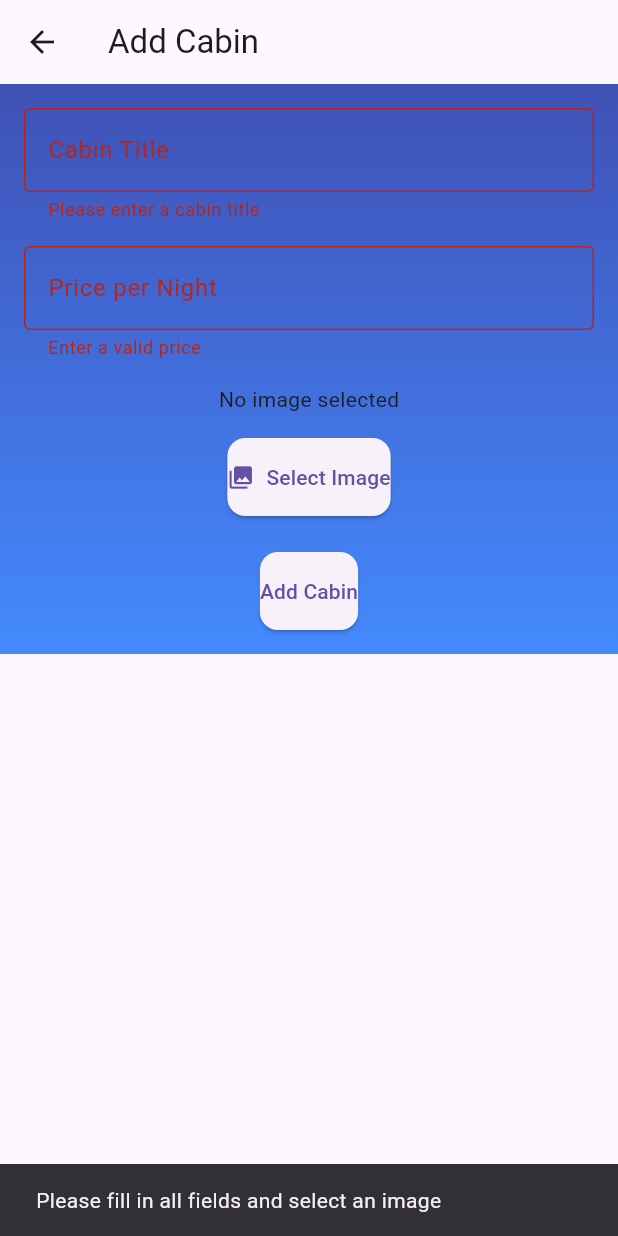
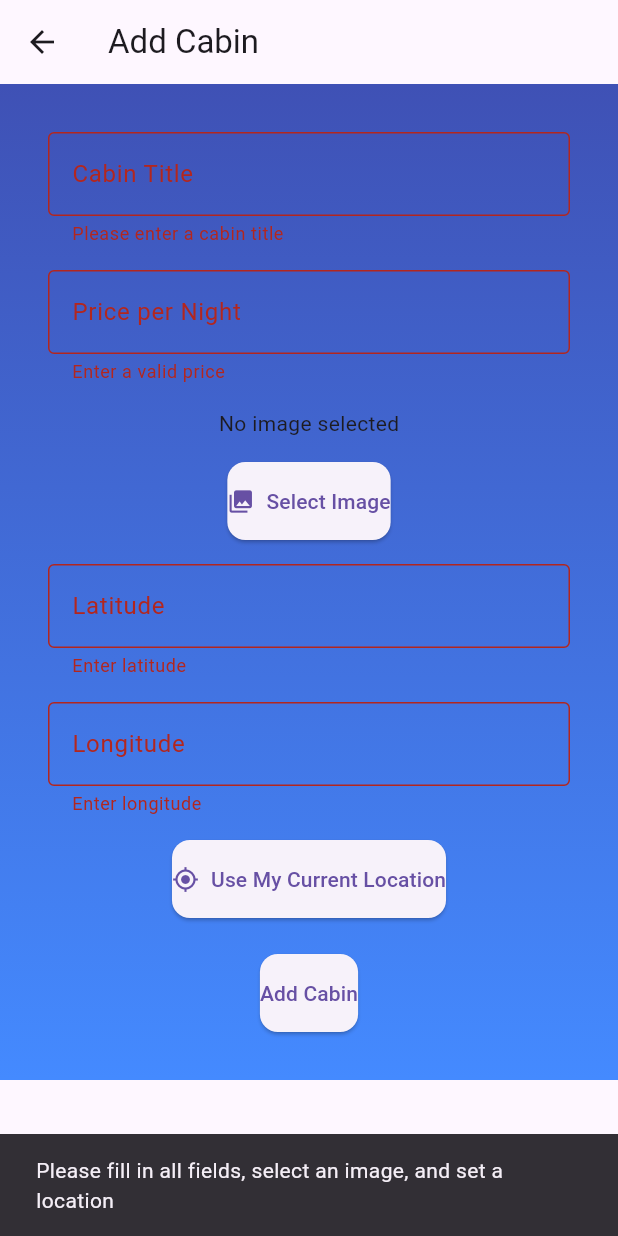
Before and after one commit to SiberiusBro/aframe_rentals, a Flutter app: the AddCabinScreen screen opened by its route, after a tap on "Add Cabin", on a phone screen of 412 x 824 dp. Run offline on Flutter 3.47's test engine with Material 3 defaults, Android fonts, the phone set to English and light mode, and no system bars; our stand-ins replace firebase_auth, firebase_core, firebase_database, firebase_storage, geolocator, image_picker; accounts and stored records are empty.

```diff
--- a/lib/screens/add_cabin_screen.dart
+++ b/lib/screens/add_cabin_screen.dart
@@ -4,6 +4,7 @@ import 'package:firebase_database/firebase_database.dart';
 import 'package:firebase_storage/firebase_storage.dart';
 import 'package:flutter/material.dart';
 import 'package:image_picker/image_picker.dart';
+import 'package:geolocator/geolocator.dart';
 import '../widgets/background_container.dart';
 
 class AddCabinScreen extends StatefulWidget {
@@ -17,10 +18,26 @@ class _AddCabinScreenState extends State<AddCabinScreen> {
   final _formKey = GlobalKey<FormState>();
   final TextEditingController _titleController = TextEditingController();
   final TextEditingController _priceController = TextEditingController();
+  final TextEditingController _latitudeController = TextEditingController();
+  final TextEditingController _longitudeController = TextEditingController();
   Uint8List? _selectedImageBytes;
   final ImagePicker _picker = ImagePicker();
   bool _isLoading = false;
 
+  /// 🔹 Fetch the User's Current Location
+  Future<void> _getCurrentLocation() async {
+    try {
+      Position position = await Geolocator.getCurrentPosition(desiredAccuracy: LocationAccuracy.high);
+      setState(() {
+        _latitudeController.text = position.latitude.toString();
+        _longitudeController.text = position.longitude.toString();
+      });
+    } catch (e) {
+      ScaffoldMessenger.of(context).showSnackBar(SnackBar(content: Text('Error getting location: $e')));
+    }
+  }
+
+  /// 🔹 Pick an Image
   Future<void> _pickImage() async {
     final XFile? image = await _picker.pickImage(source: ImageSource.gallery, imageQuality: 80);
     if (image != null) {
@@ -31,6 +48,7 @@ class _AddCabinScreenState extends State<AddCabinScreen> {
     }
   }
 
+  /// 🔹 Submit the Cabin Data to Firebase
   Future<void> _submit() async {
     if (_formKey.currentState!.validate() && _selectedImageBytes != null) {
       setState(() {
@@ -38,7 +56,6 @@ class _AddCabinScreenState extends State<AddCabinScreen> {
       });
 
       try {
-        // 🔹 Get current user
         final User? user = FirebaseAuth.instance.currentUser;
         if (user == null) {
           ScaffoldMessenger.of(context).showSnackBar(
@@ -50,29 +67,27 @@ class _AddCabinScreenState extends State<AddCabinScreen> {
           return;
         }
 
-        // 🔹 Upload image to Firebase Storage
         final String fileName = 'cabins/${DateTime.now().millisecondsSinceEpoch}.jpg';
         final Reference ref = FirebaseStorage.instance.ref().child(fileName);
         await ref.putData(_selectedImageBytes!);
         final String imageUrl = await ref.getDownloadURL();
 
-        // 🔹 Store cabin details in Realtime Database
         final DatabaseReference dbRef = FirebaseDatabase.instance.ref("cabins").push();
         await dbRef.set({
-          'id': dbRef.key,  // Store the ID for future updates
+          'id': dbRef.key,
           'title': _titleController.text.trim(),
           'price': double.parse(_priceController.text.trim()),
-          'imageUrl': imageUrl, // Save the image URL
-          'userId': user.uid,   // Save user ID
+          'imageUrl': imageUrl,
+          'userId': user.uid,
+          'latitude': double.tryParse(_latitudeController.text) ?? 0.0,
+          'longitude': double.tryParse(_longitudeController.text) ?? 0.0,
           'createdAt': DateTime.now().toIso8601String(),
         });
 
-        // 🔹 Show success message
         ScaffoldMessenger.of(context).showSnackBar(
           const SnackBar(content: Text('Cabin successfully added!')),
         );
 
-        // 🔹 Navigate back after 1 second
         await Future.delayed(const Duration(seconds: 1));
         Navigator.pop(context);
 
@@ -87,7 +102,7 @@ class _AddCabinScreenState extends State<AddCabinScreen> {
       }
     } else {
       ScaffoldMessenger.of(context).showSnackBar(
-        const SnackBar(content: Text('Please fill in all fields and select an image')),
+        const SnackBar(content: Text('Please fill in all fields, select an image, and set a location')),
       );
     }
   }
@@ -98,6 +113,7 @@ class _AddCabinScreenState extends State<AddCabinScreen> {
       appBar: AppBar(title: const Text('Add Cabin')),
       body: BackgroundContainer(
         child: SingleChildScrollView(
+          padding: const EdgeInsets.all(16.0),
           child: Form(
             key: _formKey,
             child: Column(
@@ -124,6 +140,26 @@ class _AddCabinScreenState extends State<AddCabinScreen> {
                   icon: const Icon(Icons.photo_library),
                   label: const Text('Select Image'),
                 ),
+                const SizedBox(height: 16),
+                TextFormField(
+                  controller: _latitudeController,
+                  decoration: const InputDecoration(labelText: 'Latitude', border: OutlineInputBorder()),
+                  keyboardType: TextInputType.number,
+                  validator: (value) => value == null || value.isEmpty ? 'Enter latitude' : null,
+                ),
+                const SizedBox(height: 16),
+                TextFormField(
+                  controller: _longitudeController,
+                  decoration: const InputDecoration(labelText: 'Longitude', border: OutlineInputBorder()),
+                  keyboardType: TextInputType.number,
+                  validator: (value) => value == null || value.isEmpty ? 'Enter longitude' : null,
+                ),
+                const SizedBox(height: 16),
+                ElevatedButton.icon(
+                  onPressed: _getCurrentLocation,
+                  icon: const Icon(Icons.my_location),
+                  label: const Text('Use My Current Location'),
+                ),
                 const SizedBox(height: 24),
                 _isLoading
                     ? const CircularProgressIndicator()
--- a/pubspec.yaml
+++ b/pubspec.yaml
@@ -42,6 +42,11 @@ dependencies:
   carousel_slider: ^5.0.0
   image_picker: ^1.1.2
   firebase_database: ^11.3.1
+  geolocator: ^13.0.2
+  url_launcher: ^6.3.1
+  flutter_map: ^8.0.0
+  latlong2: ^0.9.1
+
 
 dev_dependencies:
   flutter_test:
```
Also changed, not shown: pubspec.lock, 6 other files.
